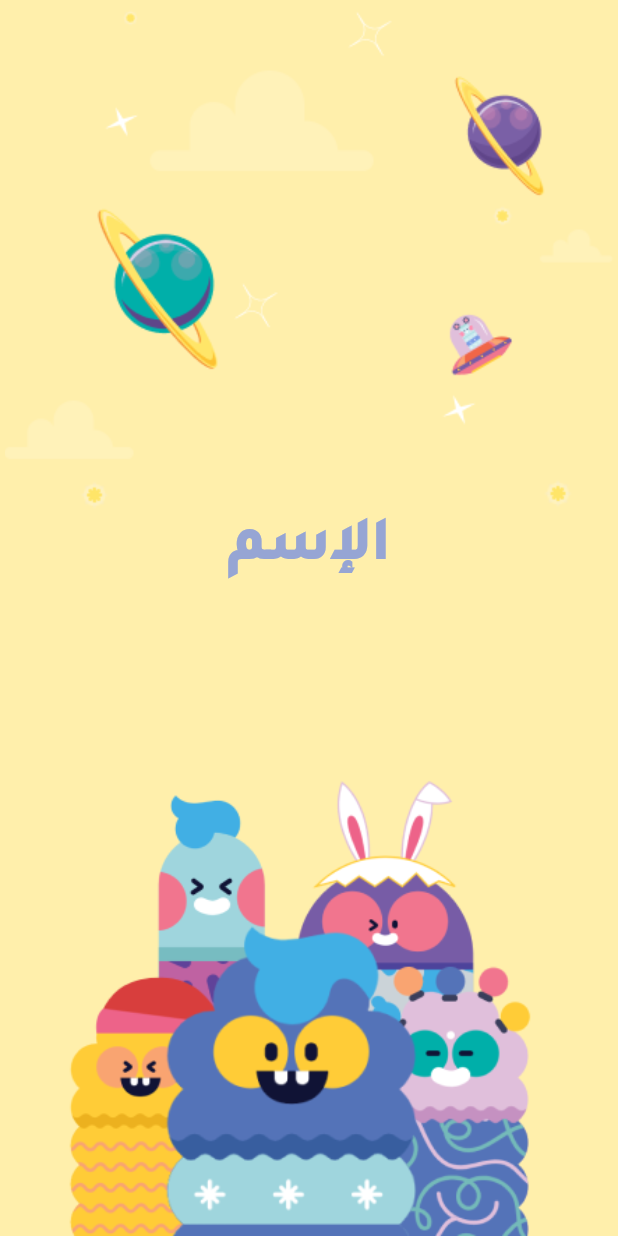
After one commit to Hessahf/kidAapp, a Flutter app: the SplashScreen screen opened directly, on a phone screen of 412 x 824 dp. The commit adds this screen. Run offline on Flutter 3.47's test engine with Material 2 defaults, Android fonts, the phone set to English and light mode, and no system bars.

Commit message:
Splash Screen update

```diff
--- a/lib/main.dart
+++ b/lib/main.dart
@@ -1,8 +1,7 @@
 import 'package:flutter/material.dart';
-import 'package:new_one/constant/color.dart';
 import 'package:new_one/screens/splash.dart';
 import 'package:new_one/styles.dart';
-import 'screens/start-screen.dart';
+
 
 void main() {
   runApp(MyApp());
@@ -17,7 +16,7 @@ class MyApp extends StatelessWidget {
       title: ' Demo',
       theme: buildLightTheme(),
       darkTheme: buildDarkTheme(),
-      home: Splash(),
+      home: SplashScreen(),
     );
   }
 }
--- a/lib/router.dart
+++ b/lib/router.dart
@@ -1,6 +1,7 @@
 
 import 'package:flutter/cupertino.dart';
 import 'package:flutter/material.dart';
+import 'package:new_one/screens/start-screen.dart';
 
 import '../main.dart';
 
@@ -10,6 +11,8 @@ class RouteGenerator {
     switch (settings.name) {
       case '/Main':
         return MaterialPageRoute(builder: (_) => MyApp());
+      case '/start':
+        return MaterialPageRoute(builder: (_) => StartScreen());
     }
 
     return MaterialPageRoute(builder: (_) => MyApp());
--- a/lib/screens/splash.dart
+++ b/lib/screens/splash.dart
@@ -1,30 +1,28 @@
+import 'dart:async';
 import 'package:flutter/cupertino.dart';
 import 'package:flutter/material.dart';
-import 'package:new_one/constant/color.dart';
-import 'package:new_one/widgets/splach/Sky.dart';
+import 'package:new_one/screens/start-screen.dart';
+import 'package:new_one/widgets/splach/mainWidget.dart';
+class SplashScreen extends StatefulWidget{
 
-class Splash extends StatelessWidget {
+  @override
+  _SplashScreenState createState() => _SplashScreenState();
+}
+
+class _SplashScreenState extends State<SplashScreen> {
+  @override
+  void initState() {
+    super.initState();
+    Timer(
+        Duration(seconds: 3),
+            () => Navigator.of(this.context).pushReplacement(MaterialPageRoute(
+            builder: (BuildContext context) => StartScreen())));
+  }
   @override
   Widget build(BuildContext context) {
     return Scaffold(
-     body:
-     Column(
-        children: <Widget>[
-          Sky(),
-          Expanded(child: Column(
-              crossAxisAlignment: CrossAxisAlignment.start,
-              mainAxisSize: MainAxisSize.max,
-              mainAxisAlignment: MainAxisAlignment.end,
-              children: <Widget>[
-                   Container(
-                     child: Image.asset("assets/charecters/Splash.png"),
-                   ),
-                   ]
-              )
-
-          )
-        ],
-      ),
+     body:mainSplash()
     );
   }
+
 }
--- a/lib/styles.dart
+++ b/lib/styles.dart
@@ -6,7 +6,7 @@ ThemeData buildLightTheme() {
   return base.copyWith(
     buttonColor: purple,
     cardColor: Colors.white,
-    backgroundColor: yellow,
+    backgroundColor: Colors.white,
     primaryColor:orange,
     accentColor: orange,
     hintColor:greyDark ,
@@ -25,9 +25,9 @@ ThemeData buildDarkTheme() {
     backgroundColor:greyDark,
     primaryColor: greyDark,
     accentColor: greyDark,
-    hintColor:orange ,
+    hintColor:Colors.white ,
     iconTheme: IconThemeData(
-      color: purple,
+      color: Colors.black87,
     ),
     scaffoldBackgroundColor:blackDark,
   );
--- /dev/null
+++ b/lib/widgets/splach/mainWidget.dart
@@ -0,0 +1,29 @@
+import 'package:flutter/cupertino.dart';
+import 'package:flutter/material.dart';
+
+
+import 'Sky.dart';
+class mainSplash extends StatelessWidget {
+  Widget build(BuildContext context) {
+    return Scaffold(
+
+      body: Column(
+        children: <Widget>[
+          Sky(),
+          Expanded(child: Column(
+              crossAxisAlignment: CrossAxisAlignment.start,
+              mainAxisSize: MainAxisSize.max,
+              mainAxisAlignment: MainAxisAlignment.end,
+              children: <Widget>[
+                Container(
+                  child: Image.asset("assets/charecters/Splash.png"),
+                ),
+              ]
+          )
+
+          )
+        ],
+      ),
+    );
+  }
+}
--- a/lib/widgets/start-page-widgets/Avatar.dart
+++ b/lib/widgets/start-page-widgets/Avatar.dart
@@ -16,7 +16,7 @@ class Avatar extends StatelessWidget {
         width: mobile ? screenSize.width * .35 : screenSize.width * .25,
         height: mobile ? screenSize.width * .35 : screenSize.width * .25,
         decoration: BoxDecoration(
-          //color: Colors.white70,
+          color: Colors.white70,
           shape: BoxShape.circle,
         ),
         child: Image.asset(
--- a/lib/widgets/start-page-widgets/Name-Field.dart
+++ b/lib/widgets/start-page-widgets/Name-Field.dart
@@ -48,7 +48,7 @@ class NameField extends StatelessWidget {
               decoration: InputDecoration(
                   enabledBorder: OutlineInputBorder(
                     borderRadius: BorderRadius.circular(30.0),
-                    borderSide: BorderSide(color: Colors.white),
+                    borderSide: BorderSide(color: greyDark),
                   ),
                   focusedBorder: OutlineInputBorder(
                     borderRadius: BorderRadius.circular(30.0),
--- a/lib/widgets/start-page-widgets/Select-character.dart
+++ b/lib/widgets/start-page-widgets/Select-character.dart
@@ -20,7 +20,7 @@ class SelectCharacterButton extends StatelessWidget {
       width: mobile ? screenSize.width * .08 : screenSize.width * .06,
       height: mobile ? screenSize.width * .08 : screenSize.width * .06,
       decoration: BoxDecoration(
-        //color: Colors.white70,
+        color: Colors.white70,
         shape: BoxShape.circle,
       ),
       child: IconButton(
--- a/pubspec.yaml
+++ b/pubspec.yaml
@@ -36,6 +36,7 @@ dependencies:
   cupertino_icons: ^1.0.2
   flutter_launcher_icons: "^0.9.0"
   http: any
+  splashscreen: ^1.3.5
 
 flutter_icons:
     image_path: "assets/appIcon/appIcon.png"
```
Also changed, not shown: lib/constant/responsiv.dart (+0 -32 lines), pubspec.lock, 1 other file.
